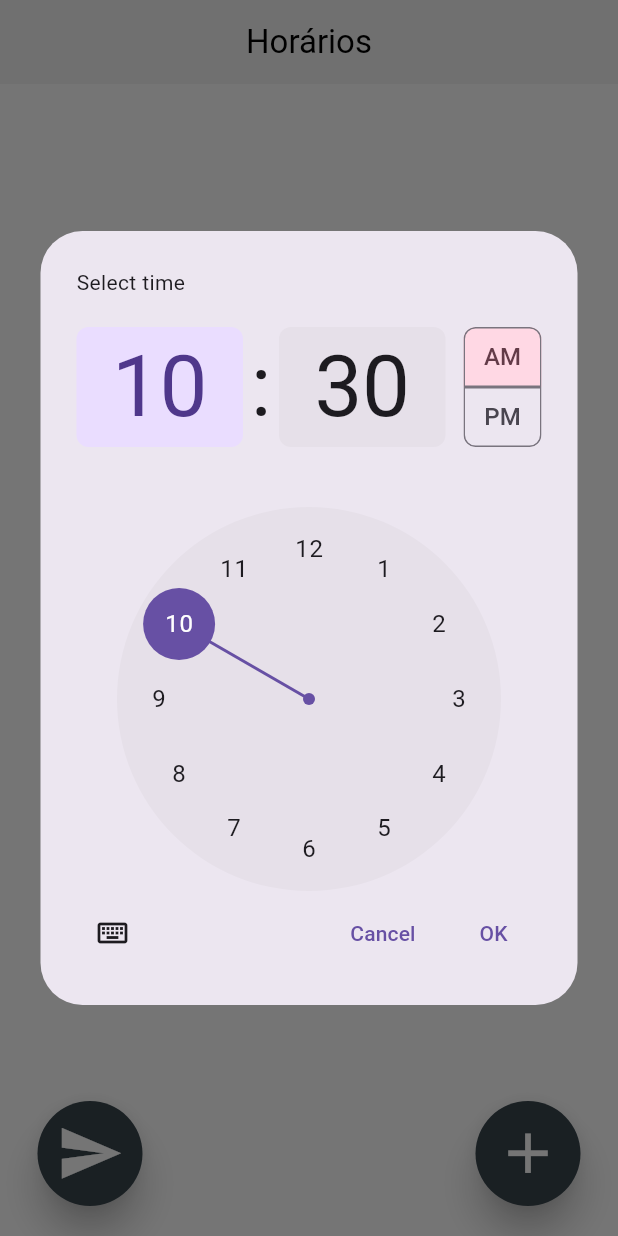
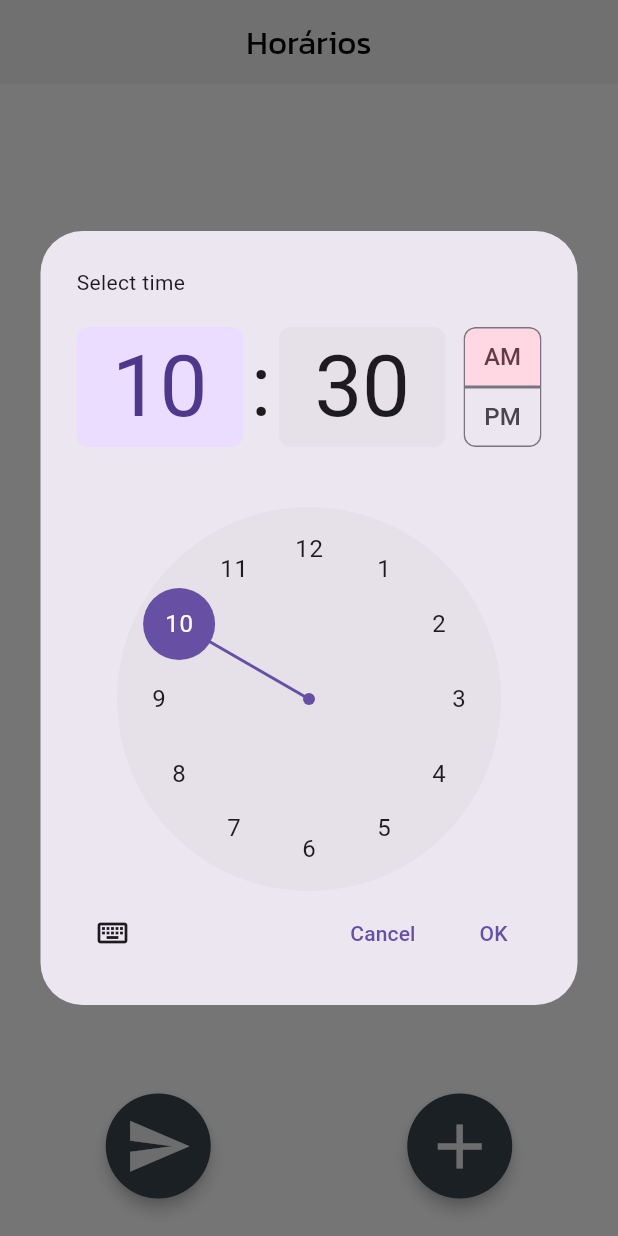
Before and after one commit to JOA0Vitor/app-Aulimentador-, a Flutter app: the Horarios screen opened by its route, after a tap on the "add" icon, on a phone screen of 412 x 824 dp. Run offline on Flutter 3.47's test engine with Material 3 defaults, Android fonts, the phone set to English and light mode, and no system bars; our stand-ins replace flutter_svg, go_router, shared_preferences, universal_io; missing offline and left inert: mqtt_client; accounts and stored records are empty.

Commit message:
App v1 Finalizado

```diff
--- a/lib/home.dart
+++ b/lib/home.dart
@@ -44,6 +44,12 @@ class _HomeState extends State<Home> {
   Widget build(BuildContext context) {
     final proximoHorario = context.watch<HorarioProvider>().proximoHorario;
 
+    final isDarkTheme = Theme.of(context).brightness == Brightness.dark;
+    final darkColor = isDarkTheme ? const Color(0xFF38454D) : Colors.grey[200];
+    final lightColor = isDarkTheme ? Colors.grey[200] : const Color(0xFF38454D);
+    final logoImage =
+        isDarkTheme ? 'assets/images/logoDark.png' : 'assets/images/logo.png';
+
     return Scaffold(
       body: Padding(
         padding: const EdgeInsets.symmetric(horizontal: 25.0),
@@ -61,41 +67,37 @@ class _HomeState extends State<Home> {
                       .toggleTheme();
                 },
                 child: Image.asset(
-                  'assets/images/logo.png',
-                  height: 150,
-                  width: 150,
+                  logoImage,
+                  height: 175,
+                  width: 175,
                 ),
               ),
-              const Text(
+              const SizedBox(height: 30),
+              Text(
                 'Proxima Refeição',
                 style: TextStyle(
-                    fontWeight: FontWeight.w400, fontSize: 25, height: 3),
+                    color: lightColor,
+                    fontWeight: FontWeight.w500,
+                    fontSize: 25,
+                    fontFamily: 'Kanit',
+                    height: 2),
               ),
               TextField(
                 maxLines: 1,
                 readOnly: true,
-                style: const TextStyle(fontSize: 55),
+                style: const TextStyle(fontSize: 60, fontFamily: 'Jua'),
                 textAlignVertical: TextAlignVertical.center,
                 textAlign: TextAlign.center,
-                // keyboardType: TextInputType.number,
-                // inputFormatters: [
-                //   FilteringTextInputFormatter.digitsOnly,
-                //   HoraInputFormatter(),
-                // ],
-                decoration: InputDecoration(
-                  contentPadding: const EdgeInsets.symmetric(vertical: 12.0),
+                decoration: const InputDecoration(
+                  contentPadding: EdgeInsets.symmetric(vertical: 0),
                   filled: true,
-                  enabledBorder: OutlineInputBorder(
-                    borderSide: customBorderSide,
-                  ),
-                  focusedBorder:
-                      OutlineInputBorder(borderSide: customBorderSide),
+                  border: InputBorder.none,
                 ),
                 controller: TextEditingController(
                     text: proximoHorario?.format(context)),
               ),
               const SizedBox(
-                height: 38,
+                height: 40,
               ),
               Row(
                 mainAxisAlignment: MainAxisAlignment.end,
@@ -106,9 +108,8 @@ class _HomeState extends State<Home> {
                       },
                       style: ElevatedButton.styleFrom(
                         fixedSize: const Size(75, 75),
-                        elevation: 10,
-                        shadowColor: customWhite,
-                        backgroundColor: customGrey,
+                        elevation: 4,
+                        backgroundColor: lightColor,
                         shape: RoundedRectangleBorder(
                           borderRadius: BorderRadius.circular(50),
                         ),
@@ -116,8 +117,8 @@ class _HomeState extends State<Home> {
                       ),
                       child: Icon(
                         Icons.settings,
-                        color: customWhite,
-                        size: 55,
+                        color: darkColor,
+                        size: 60,
                       )),
                 ],
               ),
@@ -134,8 +135,7 @@ class _HomeState extends State<Home> {
                     },
                     style: ElevatedButton.styleFrom(
                       fixedSize: const Size(150, 150),
-                      elevation: 10,
-                      shadowColor: customWhite,
+                      elevation: 4,
                       backgroundColor: customYellow,
                       shape: RoundedRectangleBorder(
                         borderRadius: BorderRadius.circular(100),
@@ -144,7 +144,8 @@ class _HomeState extends State<Home> {
                     ),
                     child: Text(
                       'ABRIR',
-                      style: TextStyle(color: customGrey, fontSize: 40),
+                      style: TextStyle(
+                          color: lightColor, fontSize: 35, fontFamily: 'Jua'),
                     )),
               ),
             ],
--- a/lib/horarios.dart
+++ b/lib/horarios.dart
@@ -50,11 +50,15 @@ class _HorariosState extends State<Horarios> {
   Widget build(BuildContext context) {
     final timeList = context.watch<HorarioProvider>().horarios;
 
+    final isDarkTheme = Theme.of(context).brightness == Brightness.dark;
+    final darkColor = isDarkTheme ? const Color(0xFF38454D) : Colors.grey[200];
+    final lightColor = isDarkTheme ? Colors.grey[200] : const Color(0xFF38454D);
+
     return Scaffold(
       appBar: AppBar(
         title: Text(
           'Horários',
-          style: TextStyle(color: customBlack),
+          style: TextStyle(color: customBlack, fontFamily: 'Kanit'),
         ),
         centerTitle: true,
         backgroundColor: customGreyLight,
@@ -77,24 +81,19 @@ class _HorariosState extends State<Horarios> {
                           child: TextField(
                             maxLines: 1,
                             readOnly: true,
-                            style: const TextStyle(fontSize: 25),
+                            style: TextStyle(
+                                fontSize: 40,
+                                fontFamily: 'Jua',
+                                color: lightColor),
                             textAlignVertical: TextAlignVertical.center,
                             textAlign: TextAlign.center,
                             decoration: InputDecoration(
-                              border: OutlineInputBorder(
-                                borderSide: customBorderSide,
-                              ),
+                              border: InputBorder.none,
                               hintText:
                                   '${timeList[index].hour}:${timeList[index].minute}',
                               contentPadding:
-                                  const EdgeInsets.symmetric(vertical: 10.0),
+                                  const EdgeInsets.symmetric(vertical: 2),
                               filled: true,
-                              enabledBorder: OutlineInputBorder(
-                                borderSide: customBorderSide,
-                              ),
-                              focusedBorder: OutlineInputBorder(
-                                borderSide: customBorderSide,
-                              ),
                             ),
                           ),
                         ),
@@ -105,10 +104,18 @@ class _HorariosState extends State<Horarios> {
                               context: context,
                               builder: (BuildContext context) {
                                 return AlertDialog(
-                                  title: const Text(
-                                      'Gostaria de Remover o Horário?'),
-                                  content: const Text(
-                                      'Após remover um horário o sistema precisará atualizar sua lista de horários programados.'),
+                                  title: Text(
+                                    'Gostaria de Remover o Horário?',
+                                    style: TextStyle(
+                                        fontFamily: 'Kanit', color: lightColor),
+                                    textAlign: TextAlign.center,
+                                  ),
+                                  content: Text(
+                                    'Após remover um horário o sistema precisará atualizar sua lista de horários programados.',
+                                    style: TextStyle(
+                                        fontFamily: 'Kanit', color: lightColor),
+                                    textAlign: TextAlign.center,
+                                  ),
                                   actions: <Widget>[
                                     Row(
                                       mainAxisAlignment:
@@ -125,6 +132,7 @@ class _HorariosState extends State<Horarios> {
                                           ),
                                           child: Text('Sim',
                                               style: TextStyle(
+                                                  fontFamily: 'Kanit',
                                                   fontSize: 26,
                                                   color: customWhite)),
                                           onPressed: () {
@@ -137,16 +145,17 @@ class _HorariosState extends State<Horarios> {
                                         ElevatedButton(
                                           style: ElevatedButton.styleFrom(
                                             fixedSize: const Size(112, 50),
-                                            backgroundColor: Colors.grey[200],
+                                            backgroundColor: lightColor,
                                             shape: RoundedRectangleBorder(
                                               borderRadius:
                                                   BorderRadius.circular(8),
                                             ),
                                           ),
-                                          child: const Text('Não',
+                                          child: Text('Não',
                                               style: TextStyle(
+                                                  fontFamily: 'Kanit',
                                                   fontSize: 26,
-                                                  color: Colors.black)),
+                                                  color: darkColor)),
                                           onPressed: () {
                                             context.pop();
                                           },
@@ -164,14 +173,13 @@ class _HorariosState extends State<Horarios> {
                             decoration: BoxDecoration(
                                 borderRadius:
                                     const BorderRadius.all(Radius.circular(50)),
-                                color: customGrey),
+                                color: lightColor),
                             child: Padding(
                               padding: const EdgeInsets.all(16.0),
                               child: SvgPicture.asset(
                                 'assets/icon/lixo.svg',
-                                colorFilter: ColorFilter.mode(
-                                    customWhite, BlendMode.srcIn),
-                                height: 30,
+                                color: darkColor,
+                                height: 40,
                               ),
                             ),
                           ),
@@ -183,7 +191,7 @@ class _HorariosState extends State<Horarios> {
               ),
             ),
             const SizedBox(width: 20),
-            Row(mainAxisAlignment: MainAxisAlignment.spaceBetween, children: [
+            Row(mainAxisAlignment: MainAxisAlignment.spaceEvenly, children: [
               ElevatedButton(
                 onPressed: () {
                   final timeOfDayList = timeList
@@ -200,8 +208,8 @@ class _HorariosState extends State<Horarios> {
                 },
                 style: ElevatedButton.styleFrom(
                   fixedSize: const Size(70, 70),
-                  elevation: 10,
-                  backgroundColor: const Color(0xFF38454D),
+                  elevation: 4,
+                  backgroundColor: lightColor,
                   shape: RoundedRectangleBorder(
                     borderRadius: BorderRadius.circular(100),
                   ),
@@ -209,16 +217,17 @@ class _HorariosState extends State<Horarios> {
                 ),
                 child: Icon(
                   Icons.send,
-                  color: customWhite,
+                  color: darkColor,
                   size: 45,
                 ),
               ),
+              const SizedBox(width: 40),
               ElevatedButton(
                 onPressed: () => _selectTime(context),
                 style: ElevatedButton.styleFrom(
                   fixedSize: const Size(70, 70),
-                  elevation: 10,
-                  backgroundColor: const Color(0xFF38454D),
+                  elevation: 4,
+                  backgroundColor: lightColor,
                   shape: RoundedRectangleBorder(
                     borderRadius: BorderRadius.circular(100),
                   ),
@@ -226,12 +235,12 @@ class _HorariosState extends State<Horarios> {
                 ),
                 child: Icon(
                   Icons.add,
-                  color: customWhite,
-                  size: 45,
+                  color: darkColor,
+                  size: 50,
                 ),
               ),
             ]),
-            const SizedBox(height: 20),
+            const SizedBox(height: 25),
           ],
         ),
       ),
```
Also changed, not shown: pubspec.yaml (+15 -0 lines), assets/fonts/Kanit-Bold.ttf (added), assets/fonts/Kanit-Italic.ttf (added), assets/fonts/Kanit-Regular.ttf (added), assets/images/logoDark.png (added), flutter_01.png (added), pubspec.lock, 24 other files.
